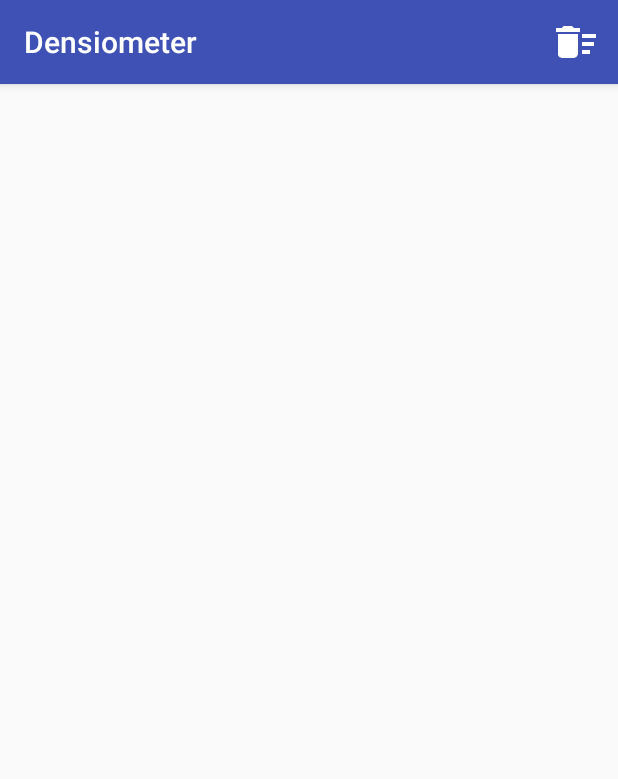
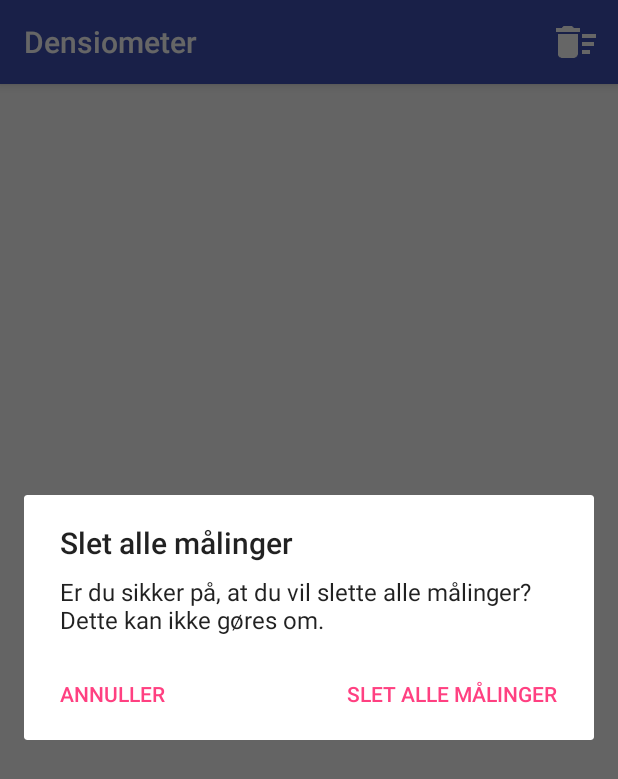
Before and after one commit to wintheer/Densiometer, an Android app: the ResultListActivity screen opened directly, with no data from a screen before it, after a tap on "Slet alle målinger", on a phone screen of 412 x 824 dp. Shown: the top 779 px of the screen. Run offline under Robolectric (Android 15) with nearby library versions, the phone set to English and light mode, and no system bars; our stand-ins replace Picasso; libraries missing offline, so code that uses them is left out: io.realm; 3 statements that could not run were skipped.

Commit message:
Added dialog before deleting all measurements

```diff
--- a/app/src/main/java/com/example/winther/densiometer/ResultListActivity.java
+++ b/app/src/main/java/com/example/winther/densiometer/ResultListActivity.java
@@ -1,6 +1,8 @@
 package com.example.winther.densiometer;
 
+import android.content.DialogInterface;
 import android.os.Bundle;
+import android.support.v7.app.AlertDialog;
 import android.support.v7.app.AppCompatActivity;
 import android.view.Menu;
 import android.view.MenuInflater;
@@ -28,7 +30,7 @@ public class ResultListActivity extends AppCompatActivity {
         RealmConfiguration realmConfiguration = new RealmConfiguration.Builder(this).build();
         realm = Realm.getInstance(realmConfiguration); // Create a new empty instance of Realm
 
-        if(mAdapter == null) {
+        if (mAdapter == null) {
             List<Measurement> measurements = loadMeasurements();
 
             //This is the GridView adapter
@@ -67,8 +69,25 @@ public class ResultListActivity extends AppCompatActivity {
     public boolean onOptionsItemSelected(MenuItem item) {
         switch (item.getItemId()) {
             case R.id.action_delete_items:
-                // Delete all items
-                mAdapter.deleteAllItems();
+                // Show dialog to delete all items
+                AlertDialog.Builder builder = new AlertDialog.Builder(this);
+                builder
+                        .setTitle("Slet alle målinger")
+                        .setMessage("Er du sikker på, at du vil slette alle målinger? Dette kan ikke gøres om.")
+                        .setNeutralButton("Annuller", new DialogInterface.OnClickListener() {
+                            @Override
+                            public void onClick(DialogInterface dialog, int which) {
+                                dialog.dismiss();
+                            }
+                        })
+                        .setNegativeButton("Slet alle målinger", new DialogInterface.OnClickListener() {
+                            @Override
+                            public void onClick(DialogInterface dialog, int which) {
+                                mAdapter.deleteAllItems(); // Delete all items
+                            }
+                        });
+                AlertDialog dialog = builder.create();
+                dialog.show();
                 return true;
             default:
                 // If we got here, the user's action was not recognized.
```
